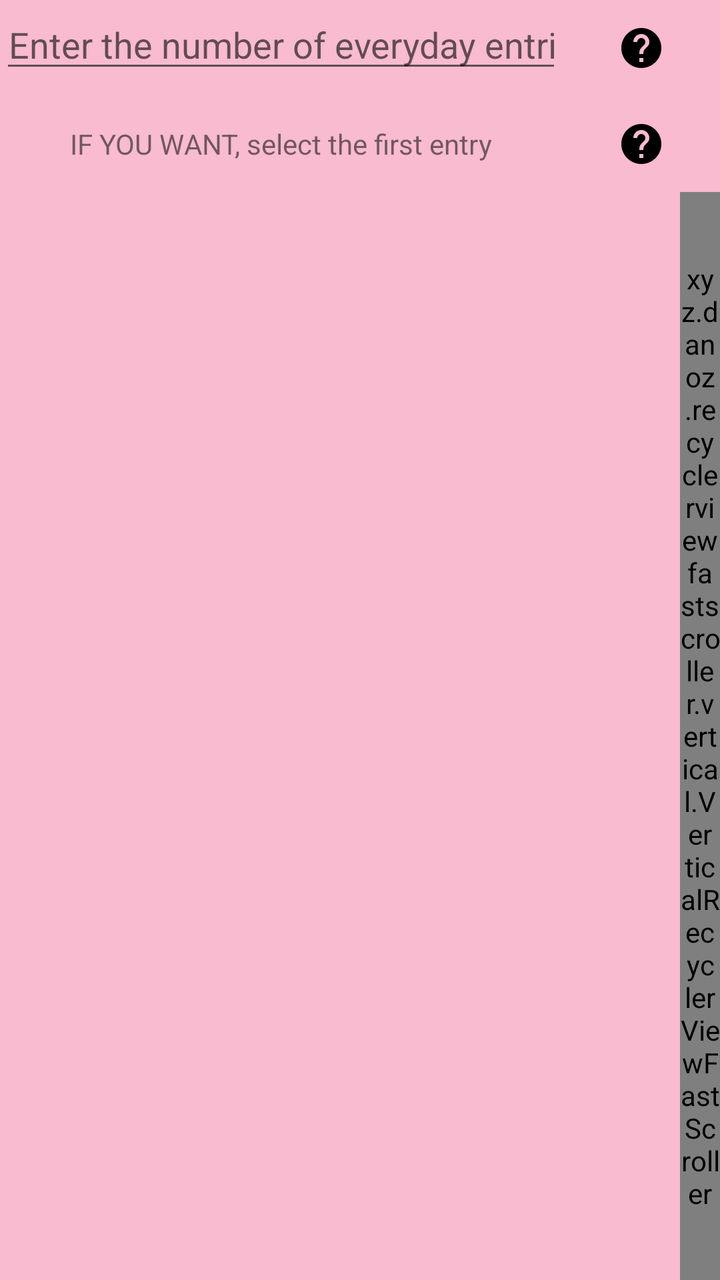
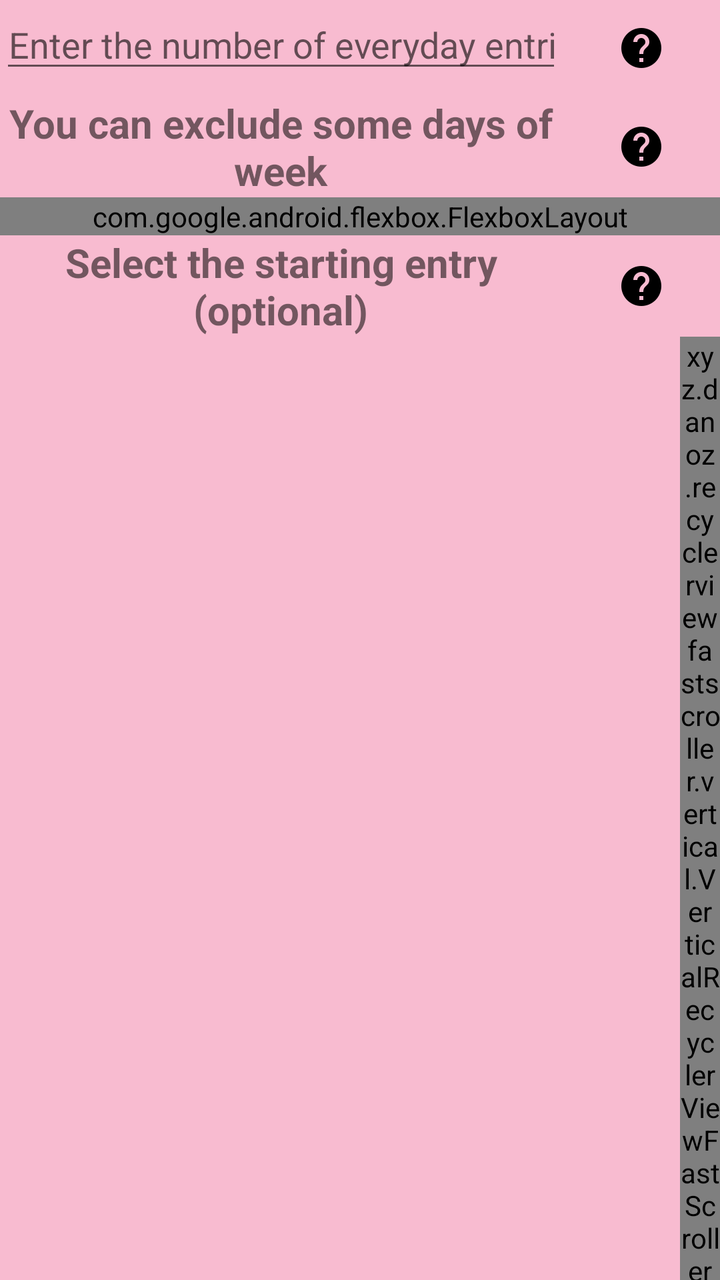

The first picture is an Android layout as it rendered before a commit; the second is the same layout after the commit. The layout source and the unified diff follow.
<!-- AndroidManifest.xml: application theme MyMaterialTheme -->
<!-- res/layout/content_emulate_field.xml -->
<?xml version="1.0" encoding="utf-8"?>
<RelativeLayout
    xmlns:android="http://schemas.android.com/apk/res/android"
    xmlns:android.support.v7.cardview="http://schemas.android.com/apk/res-auto"
    xmlns:tools="http://schemas.android.com/tools"
    xmlns:app="http://schemas.android.com/apk/res-auto"
    android:layout_width="match_parent"
    android:layout_height="match_parent"
    app:layout_behavior="@string/appbar_scrolling_view_behavior"
    tools:showIn="@layout/app_bar_emulate_field">



    <LinearLayout
        android:id="@+id/number_of_entries_linearlayout"
        android:layout_width="match_parent"
        android:layout_height="wrap_content"
        android:orientation="horizontal"
        android:weightSum="10">

        <EditText
            android:id="@+id/enter_number_of_entries"
            android:layout_width="match_parent"
            android:layout_height="wrap_content"
            android:layout_weight="9"
            android:gravity="center"
            android:imeOptions="flagNoExtractUi"
            android:hint="@string/enter_the_number_of__everyday_entries"
            android:inputType="number"
            />

        <ImageButton
            android:id="@+id/number_of_entries_help"
            android:layout_width="wrap_content"
            android:layout_height="wrap_content"
            android:layout_weight="1"
            android:src="@drawable/ic_help_black_24dp"
            style="@style/Widget.AppCompat.Button.Borderless"/>
    </LinearLayout>

    <LinearLayout
        android:id="@+id/starting_entry_linearlayout"
        android:layout_width="match_parent"
        android:layout_height="wrap_content"
        android:orientation="horizontal"
        android:layout_below="@id/number_of_entries_linearlayout"
        android:gravity="center"
        android:weightSum="10">

        <TextView
            android:layout_width="match_parent"
            android:layout_height="wrap_content"
            android:layout_weight="9"
            android:gravity="center"
            android:text="@string/if_you_want_select_the_starting_entry"/>

        <ImageButton
            android:id="@+id/starting_entry_help"
            android:layout_width="wrap_content"
            android:layout_height="wrap_content"
            android:layout_weight="1"

            android:src="@drawable/ic_help_black_24dp"
            style="@style/Widget.AppCompat.Button.Borderless"/>
    </LinearLayout>


<RelativeLayout
    android:layout_width="match_parent"
    android:layout_height="wrap_content"
    android:layout_below="@id/starting_entry_linearlayout">

    <android.support.v7.widget.RecyclerView
        android:id="@+id/copy_move_entries_activity_recyclerview"
        android:layout_width="match_parent"
        android:layout_height="match_parent"
       />

    <xyz.danoz.recyclerviewfastscroller.vertical.VerticalRecyclerViewFastScroller
        android:id="@+id/fast_scroller"
        android:layout_width="20dp"
        android:layout_height="match_parent"
        android:layout_alignParentRight="true"
        android:layout_alignParentEnd="true"
        app:rfs_barColor="#00000000"
        app:rfs_handleColor="#260000ff"
        />
</RelativeLayout>
</RelativeLayout>
<!-- res/layout/app_bar_emulate_field.xml (included above) -->
<?xml version="1.0" encoding="utf-8"?>
<android.support.design.widget.CoordinatorLayout xmlns:android="http://schemas.android.com/apk/res/android"
    xmlns:app="http://schemas.android.com/apk/res-auto"
    xmlns:tools="http://schemas.android.com/tools"
    android:layout_width="match_parent"
    android:layout_height="match_parent"
    android:fitsSystemWindows="true">

    <android.support.design.widget.AppBarLayout
        android:layout_width="match_parent"
        android:layout_height="wrap_content"
        android:theme="@style/AppTheme.AppBarOverlay">
        <android.support.v7.widget.Toolbar xmlns:app="http://schemas.android.com/apk/res-auto"
            android:id="@+id/toolbar"
            android:layout_width="fill_parent"
            android:layout_height="?attr/actionBarSize"
            android:background="?attr/colorPrimary"
            android:minHeight="?attr/actionBarSize"
            android:layout_gravity="">

        </android.support.v7.widget.Toolbar>

        <View android:layout_width="match_parent"
            android:layout_height="4dp"
            android:background="@drawable/toolbar_drop_shadow"/>
    </android.support.design.widget.AppBarLayout>

    <include layout="@layout/content_emulate_field" />

</android.support.design.widget.CoordinatorLayout>
<!-- resources referenced by this layout -->
<resources>
  <!-- drawable ic_help_black_24dp: png bitmap (drawable-hdpi, 458 bytes) -->
  <!-- drawable toolbar_drop_shadow (drawable) -->
  <?xml version="1.0" encoding="utf-8"?>
  <shape xmlns:android="http://schemas.android.com/apk/res/android"
      android:shape="rectangle" >
  
      <gradient
          android:angle="90"
          android:endColor="#757575"
          android:startColor="#bdbdbd" />
  
  </shape>
  <string name="appbar_scrolling_view_behavior" translatable="false">android.support.design.widget.AppBarLayout$ScrollingViewBehavior</string>
  <string name="enter_the_number_of__everyday_entries">Enter the number of everyday entries</string>
  <string name="if_you_want_select_the_starting_entry">IF YOU WANT, select the first entry</string>
  <style name="AppTheme.AppBarOverlay" parent="ThemeOverlay.AppCompat.Dark.ActionBar" />
  <style name="MyMaterialTheme" parent="MyMaterialTheme.Base">
  
      </style>
  <style name="MyMaterialTheme.Base" parent="Theme.AppCompat.Light.DarkActionBar">
          <item name="windowNoTitle">true</item>
          <item name="windowActionBar">false</item>
          <item name="colorPrimary">@color/colorPrimary</item>
          <item name="colorPrimaryDark">@color/colorPrimaryDark</item>
          <item name="colorAccent">@color/colorAccent</item>
          <item name="android:windowBackground">@color/windowBackground</item>
      </style>
  <color name="colorPrimary">#EC407A</color>
  <color name="colorPrimaryDark">#AD1457</color>
  <color name="colorAccent">#EA80FC</color>
  <color name="windowBackground">#F8BBD0</color>
</resources>

<!-- the commit's change to res/layout/content_emulate_field.xml (unified diff, before → after) -->
@@ -1,11 +1,12 @@
 <?xml version="1.0" encoding="utf-8"?>
-<RelativeLayout
+<LinearLayout
     xmlns:android="http://schemas.android.com/apk/res/android"
     xmlns:android.support.v7.cardview="http://schemas.android.com/apk/res-auto"
     xmlns:tools="http://schemas.android.com/tools"
     xmlns:app="http://schemas.android.com/apk/res-auto"
     android:layout_width="match_parent"
     android:layout_height="match_parent"
+    android:orientation="vertical"
     app:layout_behavior="@string/appbar_scrolling_view_behavior"
     tools:showIn="@layout/app_bar_emulate_field">
 
@@ -37,13 +38,10 @@
             android:src="@drawable/ic_help_black_24dp"
             style="@style/Widget.AppCompat.Button.Borderless"/>
     </LinearLayout>
-
     <LinearLayout
-        android:id="@+id/starting_entry_linearlayout"
         android:layout_width="match_parent"
         android:layout_height="wrap_content"
         android:orientation="horizontal"
-        android:layout_below="@id/number_of_entries_linearlayout"
         android:gravity="center"
         android:weightSum="10">
 
@@ -52,10 +50,12 @@
             android:layout_height="wrap_content"
             android:layout_weight="9"
             android:gravity="center"
-            android:text="@string/if_you_want_select_the_starting_entry"/>
+            android:text="@string/exclude_days"
+            android:textSize="20sp"
+            android:textStyle="bold"/>
 
         <ImageButton
-            android:id="@+id/starting_entry_help"
+            android:id="@+id/what_days_help"
             android:layout_width="wrap_content"
             android:layout_height="wrap_content"
             android:layout_weight="1"
@@ -64,11 +64,114 @@
             style="@style/Widget.AppCompat.Button.Borderless"/>
     </LinearLayout>
 
+    <com.google.android.flexbox.FlexboxLayout
+        android:id="@+id/days"
+        android:layout_width="match_parent"
+        android:layout_height="wrap_content"
+        app:flexWrap="wrap"
+        app:justifyContent="center">
+        <Button
+            android:id="@+id/saturday"
+            android:layout_width="wrap_content"
+            android:layout_height="wrap_content"
+            android:text="@string/saturday"
+            android:textAllCaps="false"
+            style="@style/Widget.AppCompat.Button.Borderless"
+            android:background="#00ff00"
+            android:layout_margin="3dp"/>
+
+        <Button
+            android:id="@+id/sunday"
+            android:layout_width="wrap_content"
+            android:layout_height="wrap_content"
+            android:text="@string/sunday"
+            android:textAllCaps="false"
+            style="@style/Widget.AppCompat.Button.Borderless"
+            android:background="#00ff00"
+            android:layout_margin="3dp"/>
+
+        <Button
+            android:id="@+id/monday"
+            android:layout_width="wrap_content"
+            android:layout_height="wrap_content"
+            android:text="@string/monday"
+            android:textAllCaps="false"
+            style="@style/Widget.AppCompat.Button.Borderless"
+            android:background="#00ff00"
+            android:layout_margin="3dp"/>
+
+        <Button
+            android:id="@+id/tuesday"
+            android:layout_width="wrap_content"
+            android:layout_height="wrap_content"
+            android:text="@string/tuesday"
+            android:textAllCaps="false"
+            style="@style/Widget.AppCompat.Button.Borderless"
+            android:background="#00ff00"
+            android:layout_margin="3dp"/>
+
+        <Button
+            android:id="@+id/wednesday"
+            android:layout_width="wrap_content"
+            android:layout_height="wrap_content"
+            android:text="@string/wednesday"
+            android:textAllCaps="false"
+            style="@style/Widget.AppCompat.Button.Borderless"
+            android:background="#00ff00"
+            android:layout_margin="3dp"/>
+
+        <Button
+            android:id="@+id/thursday"
+            android:layout_width="wrap_content"
+            android:layout_height="wrap_content"
+            android:text="@string/thursday"
+            android:textAllCaps="false"
+            style="@style/Widget.AppCompat.Button.Borderless"
+            android:background="#00ff00"
+            android:layout_margin="3dp"/>
+
+        <Button
+            android:id="@+id/friday"
+            android:layout_width="wrap_content"
+            android:layout_height="wrap_content"
+            android:text="@string/friday"
+            android:textAllCaps="false"
+            style="@style/Widget.AppCompat.Button.Borderless"
+            android:background="#00ff00"
+            android:layout_margin="3dp"/>
+    </com.google.android.flexbox.FlexboxLayout>
+
+    <LinearLayout
+        android:id="@+id/starting_entry_linearlayout"
+        android:layout_width="match_parent"
+        android:layout_height="wrap_content"
+        android:orientation="horizontal"
+        android:gravity="center"
+        android:weightSum="10">
+
+        <TextView
+            android:layout_width="match_parent"
+            android:layout_height="wrap_content"
+            android:layout_weight="9"
+            android:gravity="center"
+            android:text="@string/if_you_want_select_the_starting_entry"
+            android:textSize="20sp"
+            android:textStyle="bold"/>
+
+        <ImageButton
+            android:id="@+id/starting_entry_help"
+            android:layout_width="wrap_content"
+            android:layout_height="wrap_content"
+            android:layout_weight="1"
+
+            android:src="@drawable/ic_help_black_24dp"
+            style="@style/Widget.AppCompat.Button.Borderless"/>
+    </LinearLayout>
+
 
 <RelativeLayout
     android:layout_width="match_parent"
-    android:layout_height="wrap_content"
-    android:layout_below="@id/starting_entry_linearlayout">
+    android:layout_height="wrap_content">
 
     <android.support.v7.widget.RecyclerView
         android:id="@+id/copy_move_entries_activity_recyclerview"
@@ -86,7 +189,7 @@
         app:rfs_handleColor="#260000ff"
         />
 </RelativeLayout>
-</RelativeLayout>
+</LinearLayout>
 <!-- res/layout/app_bar_emulate_field.xml (included above) -->
 <?xml version="1.0" encoding="utf-8"?>
 <android.support.design.widget.CoordinatorLayout xmlns:android="http://schemas.android.com/apk/res/android"
<!-- resource entries referenced after the edit -->
@@ -14,7 +14,15 @@
   </shape>
   <string name="appbar_scrolling_view_behavior" translatable="false">android.support.design.widget.AppBarLayout$ScrollingViewBehavior</string>
   <string name="enter_the_number_of__everyday_entries">Enter the number of everyday entries</string>
-  <string name="if_you_want_select_the_starting_entry">IF YOU WANT, select the first entry</string>
+  <string name="exclude_days">You can exclude some days of week</string>
+  <string name="friday">Friday</string>
+  <string name="if_you_want_select_the_starting_entry">Select the starting entry (optional)</string>
+  <string name="monday">Monday</string>
+  <string name="saturday">Saturday</string>
+  <string name="sunday">Sunday</string>
+  <string name="thursday">Thursday</string>
+  <string name="tuesday">Tuesday</string>
+  <string name="wednesday">Wednesday</string>
   <style name="AppTheme.AppBarOverlay" parent="ThemeOverlay.AppCompat.Dark.ActionBar" />
   <style name="MyMaterialTheme" parent="MyMaterialTheme.Base">
   
